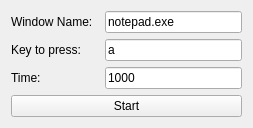
Qt form mainwindow.ui (Ch4s3r/AutoClicker) before a commit.
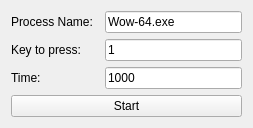
The same form after that commit.

```diff
--- a/mainwindow.ui
+++ b/mainwindow.ui
@@ -18,14 +18,14 @@
     <item row="0" column="0">
      <widget class="QLabel" name="label">
       <property name="text">
-       <string>Window Name:</string>
+       <string>Process Name:</string>
       </property>
      </widget>
     </item>
     <item row="0" column="2">
      <widget class="QLineEdit" name="txtWName">
       <property name="text">
-       <string>notepad.exe</string>
+       <string>Wow-64.exe</string>
       </property>
      </widget>
     </item>
@@ -39,7 +39,7 @@
     <item row="1" column="2">
      <widget class="QLineEdit" name="txtKey">
       <property name="text">
-       <string>a</string>
+       <string>1</string>
       </property>
      </widget>
     </item>
```
